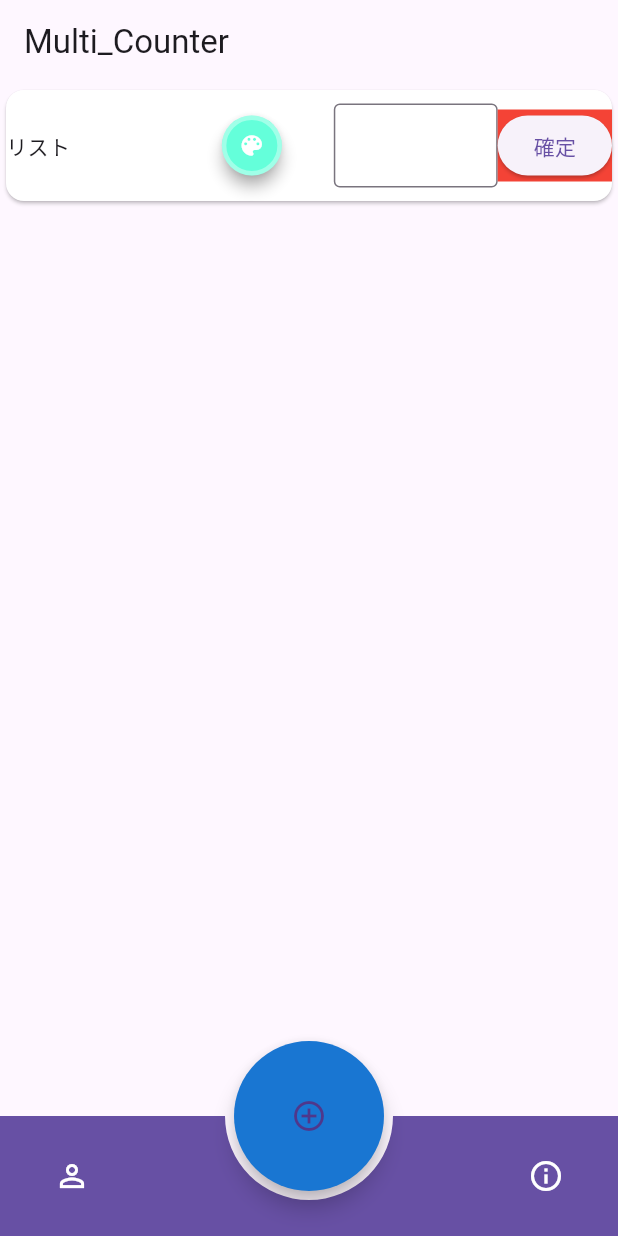
After one commit to kite0311/multi_counter, a Flutter app: the screen it shows after launch, after a tap on the "add circle outline" icon, on a phone screen of 412 x 824 dp. The commit adds this screen. Run offline on Flutter 3.47's test engine with Material 3 defaults, Android fonts, the phone set to English and light mode, and no system bars; our stand-ins replace flutter_colorpicker.

Commit message:
Initial commit

```diff
--- a/lib/ListItem.dart
+++ b/lib/ListItem.dart
@@ -1,3 +1,4 @@
+//　テストクラス
 class ListItem {
   final String title;
 
--- a/lib/component/button/common_floating_action_button.dart
+++ b/lib/component/button/common_floating_action_button.dart
@@ -1,30 +1,24 @@
 import 'package:flutter/material.dart';
-
-import '../../ListPageSampleTest.dart';
 
 class CommonFloatingActionButton extends StatelessWidget {
   const CommonFloatingActionButton({
     Key? key,
-    required this.number,
+    required this.onPressed,
   }) : super(key: key);
 
-  final int number;
+  final VoidCallback onPressed;
 
   @override
   Widget build(BuildContext context) {
-    return FloatingActionButton(
-      shape: CircleBorder(),
-      backgroundColor: Theme.of(context).primaryColorDark,
-      onPressed: () {
-        Navigator.push(
-          context,
-          MaterialPageRoute(
-            builder: (context) =>
-                ListPageSampleTest(valueFromTextField: number),
-          ),
-        );
-      },
-      child: const Icon(Icons.navigate_next_sharp),
+    return SizedBox(
+      height: 100,
+      width: 100,
+      child: FloatingActionButton(
+        shape: CircleBorder(),
+        backgroundColor: Theme.of(context).primaryColorDark,
+        onPressed: onPressed,
+        child: const Icon(Icons.add_circle_outline),
+      ),
     );
   }
 }
--- /dev/null
+++ b/lib/component/card_list/common_card_list.dart
@@ -0,0 +1,139 @@
+import 'package:flutter/material.dart';
+import 'package:flutter_colorpicker/flutter_colorpicker.dart';
+
+class CommonCardList extends StatefulWidget {
+  const CommonCardList({Key? key, required this.valueFromItemList})
+      : super(key: key);
+  final int valueFromItemList;
+
+  @override
+  State<CommonCardList> createState() =>
+      _CommonCardListState(value: valueFromItemList);
+}
+
+class _CommonCardListState extends State<CommonCardList> {
+  int value;
+
+  // リスト毎にカラーを持つためのリスト
+  List<Color> cardColors = [];
+
+  _CommonCardListState({required this.value}) {
+    // リストの初期化
+    cardColors = List.generate(value, (index) => Colors.white);
+  }
+
+  @override
+  void didUpdateWidget(covariant CommonCardList oldWidget) {
+    super.didUpdateWidget(oldWidget);
+    if (oldWidget.valueFromItemList != widget.valueFromItemList) {
+      value = widget.valueFromItemList;
+      cardColors = List.generate(value, (index) => Colors.white);
+    }
+  }
+
+  @override
+  Widget build(BuildContext context) {
+    return Container(
+      // カードリストのUI
+      child: ListView.builder(
+        itemCount: value,
+        itemBuilder: (context, index) {
+          TextEditingController textEditingController = TextEditingController();
+          return Center(
+            child: Card(
+              color: cardColors[index],
+              child: SizedBox(
+                width: double.infinity,
+                height: 74,
+                child: Center(
+                  child: Row(
+                    children: [
+                      Expanded(
+                        child: Container(
+                          child: Text("リスト"),
+                        ),
+                      ),
+                      // Color_Picker_Button
+                      Expanded(
+                        child: ElevatedButton(
+                          onPressed: () {
+                            showDialog(
+                              context: context,
+                              builder: (BuildContext context) {
+                                return AlertDialog(
+                                  title: Text('Choose a Color!!'),
+                                  content: SingleChildScrollView(
+                                    child: BlockPicker(
+                                      pickerColor: cardColors[index],
+                                      //default color
+                                      onColorChanged: (Color color) {
+                                        //on color picked
+                                        setState(
+                                          () {
+                                            cardColors[index] = color;
+                                          },
+                                        );
+                                      },
+                                    ),
+                                  ),
+                                  actions: <Widget>[
+                                    ElevatedButton(
+                                      child: const Text('DONE'),
+                                      onPressed: () {
+                                        Navigator.of(context)
+                                            .pop(); //dismiss the color picker
+                                      },
+                                    ),
+                                  ],
+                                );
+                              },
+                            );
+                          },
+                          child: Icon(Icons.color_lens),
+                          style: ElevatedButton.styleFrom(
+                            minimumSize: Size(40, 40),
+                            shape: CircleBorder(),
+                            side: BorderSide(color: Colors.white38, width: 3),
+                            backgroundColor: Colors.tealAccent,
+                            foregroundColor: Colors.white,
+                            shadowColor: Colors.grey,
+                            elevation: 4,
+                          ),
+                        ),
+                      ),
+                      //入力フォーム
+                      Expanded(
+                        child: Container(
+                          child: TextField(
+                              keyboardType: TextInputType.number,
+                              controller: textEditingController,
+                              decoration: InputDecoration(
+                                border: OutlineInputBorder(),
+                              ),
+                              onChanged: (value) {}),
+                        ),
+                      ),
+                      Row(
+                        children: [
+                          // 編集確定ボタン
+                          Container(
+                            // TODO テスト用のカラーを設定してるため後で編集
+                            color: Colors.red,
+                            child: ElevatedButton(
+                              onPressed: () {},
+                              child: Text('確定'),
+                            ),
+                          ),
+                        ],
+                      ),
+                    ],
+                  ),
+                ),
+              ),
+            ),
+          );
+        },
+      ),
+    );
+  }
+}
--- a/lib/main.dart
+++ b/lib/main.dart
@@ -1,5 +1,5 @@
-import 'package:counter/ListPageSampleTest.dart';
-import 'package:counter/component/common_bottom_appbar.dart';
+import 'package:counter/component/appBar/common_bottom_appbar.dart';
+import 'package:counter/component/card_list/common_card_list.dart';
 import 'package:flutter/material.dart';
 
 import 'component/button/common_floating_action_button.dart';
@@ -32,6 +32,7 @@ class MyHomePage extends StatefulWidget {
 
 class _MyHomePageState extends State<MyHomePage> {
   int number = 0;
+  List<String> itemList = [];
 
   @override
   Widget build(BuildContext context) {
@@ -44,30 +45,22 @@ class _MyHomePageState extends State<MyHomePage> {
         child: Column(
           mainAxisAlignment: MainAxisAlignment.center,
           children: <Widget>[
-            const Text(
-              '最初のページ',
-            ),
-            SizedBox(
-              width: 100,
-              child: TextField(
-                keyboardType: TextInputType.number,
-                decoration: InputDecoration(
-                  border: OutlineInputBorder(),
-                ),
-                onChanged: (value) {
-                  setState(
-                    () {
-                      number = int.tryParse(value) ?? 0;
-                    },
-                  );
-                },
+            Expanded(
+              child: CommonCardList(
+                valueFromItemList: itemList.length,
               ),
             ),
           ],
         ),
       ),
       floatingActionButtonLocation: FloatingActionButtonLocation.centerDocked,
-      floatingActionButton: CommonFloatingActionButton(number: number),
+      floatingActionButton: CommonFloatingActionButton(
+        onPressed: () {
+          setState(() {
+            itemList.add('Item ${itemList.length + 1}');
+          });
+        },
+      ),
       bottomNavigationBar: CommonBottomAppBar(),
     );
   }
```
Also changed, not shown: lib/ListPageSampleTest.dart (deleted, +0 -146 lines), lib/list_page.dart (+96 -94 lines), lib/component/appbar/common_bottom_appbar.dart (renamed from lib/component/common_bottom_appbar.dart).
